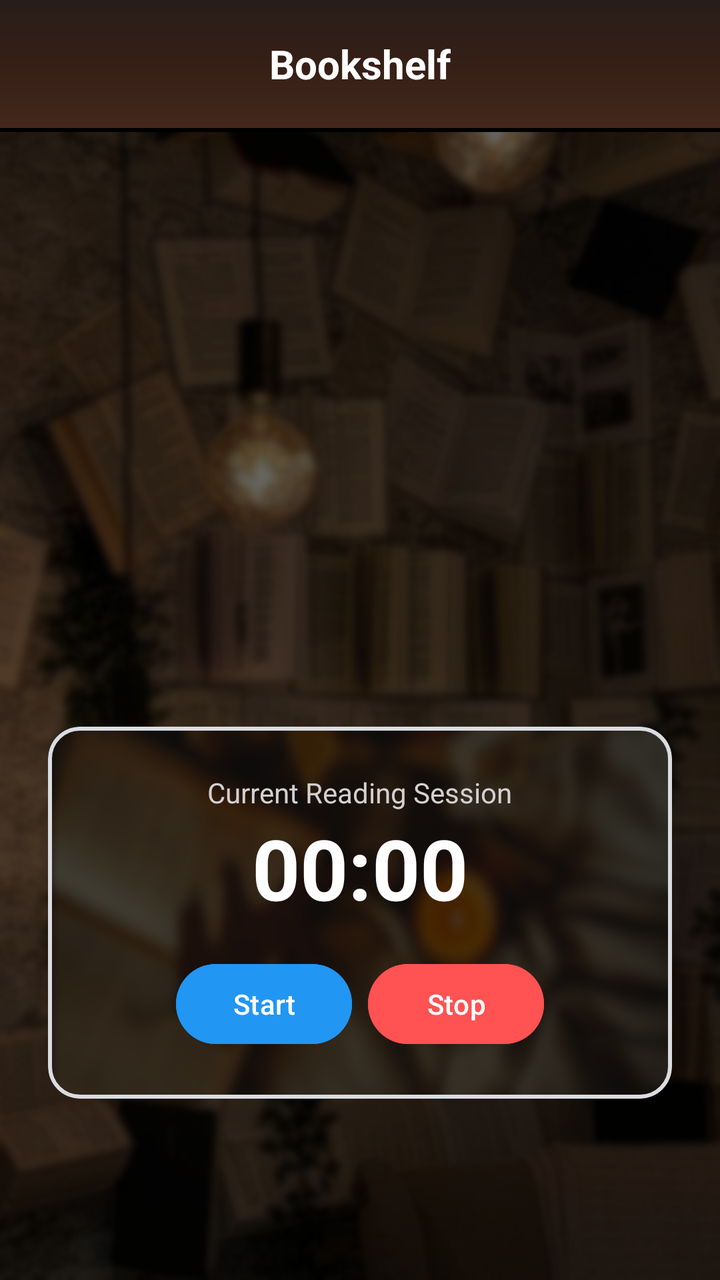
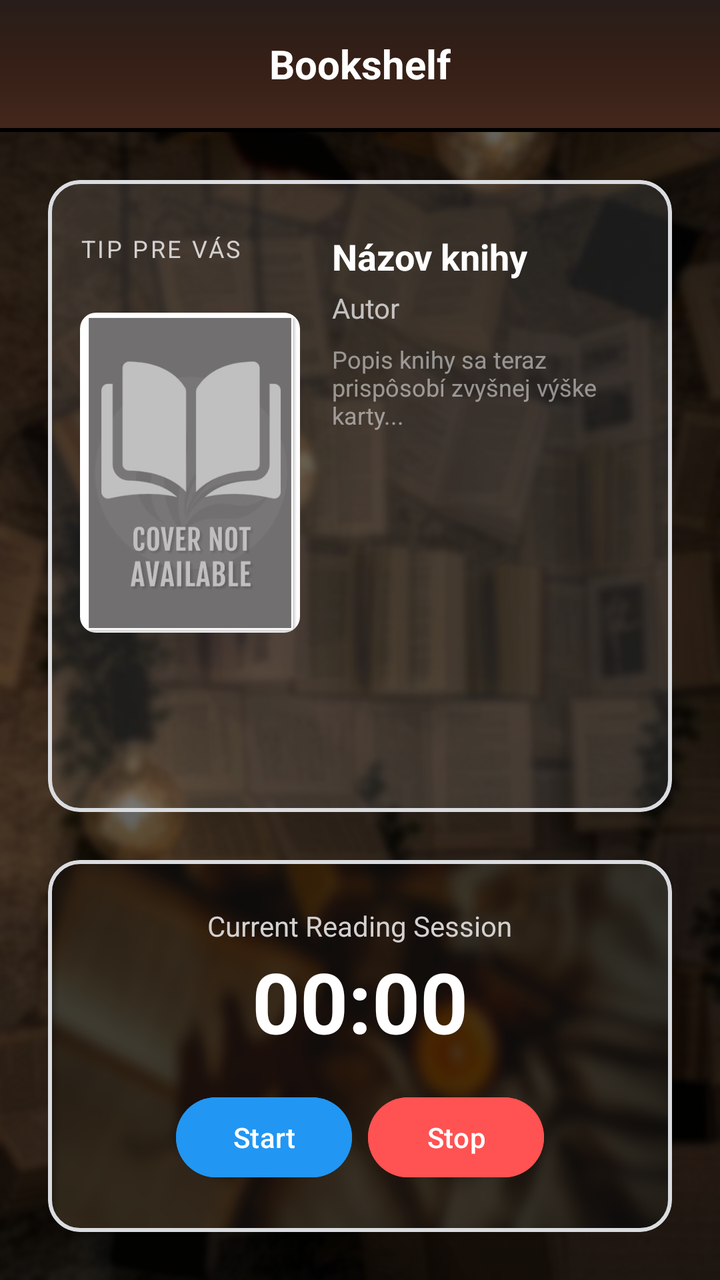

Before-and-after screenshots of an Android layout around one commit, followed by the original layout XML and the change that was made.
<!-- AndroidManifest.xml: application theme Theme.Bookshelf -->
<!-- res/layout/activity_menu.xml -->
<?xml version="1.0" encoding="utf-8"?>
<androidx.drawerlayout.widget.DrawerLayout
    xmlns:android="http://schemas.android.com/apk/res/android"
    xmlns:app="http://schemas.android.com/apk/res-auto"
    android:id="@+id/drawer_layout"
    android:layout_width="match_parent"
    android:layout_height="match_parent">

    <androidx.constraintlayout.widget.ConstraintLayout
        android:layout_width="match_parent"
        android:layout_height="match_parent"
        android:background="@drawable/background">

        <androidx.appcompat.widget.Toolbar
            android:id="@+id/toolbar"
            android:layout_width="match_parent"
            android:layout_height="?attr/actionBarSize"
            android:background="@drawable/blurred_brown_gradient"
            android:text=" "
            app:title=" "
            android:theme="@style/ThemeOverlay.AppCompat.Dark.ActionBar"
            app:layout_constraintTop_toTopOf="parent">

            <TextView
                android:layout_width="wrap_content"
                android:layout_height="wrap_content"
                android:layout_gravity="center"
                android:text="Bookshelf"
                android:textColor="@color/white"
                android:textSize="20sp"
                android:textStyle="bold" />
        </androidx.appcompat.widget.Toolbar>
        <View
            android:id="@+id/toolbar_line"
            android:layout_width="match_parent"
            android:layout_height="2dp"
            android:background="@color/black"
            app:layout_constraintTop_toBottomOf="@id/toolbar" />
        <com.google.android.material.card.MaterialCardView
            android:id="@+id/timerCard"
            android:layout_width="0dp"
            android:layout_height="wrap_content"
            android:layout_margin="24dp"

            app:cardBackgroundColor="#1AFFFFFF"
            app:cardCornerRadius="16dp"
            app:layout_constraintBottom_toBottomOf="parent"
            app:layout_constraintEnd_toEndOf="parent"

            app:layout_constraintStart_toStartOf="parent"
            app:layout_constraintTop_toBottomOf="@+id/toolbar"
            app:layout_constraintVertical_bias="0.805"
            app:strokeColor="@color/stroke"
            app:strokeWidth="2dp">


            <LinearLayout
                android:layout_width="match_parent"
                android:layout_height="186dp"
                android:background="@drawable/cozy"
                android:gravity="center"
                android:orientation="vertical"
                android:padding="20dp">

                <TextView
                    android:layout_width="wrap_content"
                    android:layout_height="wrap_content"
                    android:text="Current Reading Session"
                    android:textColor="@color/white_grey"
                    android:textSize="14sp" />

                <Chronometer
                    android:id="@+id/readingChronometer"
                    android:layout_width="wrap_content"
                    android:layout_height="wrap_content"
                    android:textColor="#FFFFFF"
                    android:textSize="42sp"
                    android:textStyle="bold" />

                <LinearLayout
                    android:layout_width="wrap_content"
                    android:layout_height="wrap_content"
                    android:layout_marginTop="16dp"
                    android:orientation="horizontal">

                    <com.google.android.material.button.MaterialButton
                        android:id="@+id/btnStartTimer"
                        android:layout_width="wrap_content"
                        android:layout_height="wrap_content"
                        android:layout_marginEnd="8dp"
                        android:backgroundTint="@color/button_blue"
                        android:text="Start"
                        app:cornerRadius="20dp" />

                    <com.google.android.material.button.MaterialButton
                        android:id="@+id/btnStopTimer"
                        android:layout_width="wrap_content"
                        android:layout_height="wrap_content"
                        android:backgroundTint="#FF5252"
                        android:text="Stop"
                        app:cornerRadius="20dp" />
                </LinearLayout>
            </LinearLayout>
        </com.google.android.material.card.MaterialCardView>

    </androidx.constraintlayout.widget.ConstraintLayout>

    <com.google.android.material.navigation.NavigationView
        android:id="@+id/nav_view"
        android:layout_width="wrap_content"
        android:layout_height="match_parent"
        android:layout_gravity="start"

        android:background="@color/grey"

        app:headerLayout="@layout/nav_header"
        app:menu="@menu/drawer_menu"

        app:itemTextColor="@color/white"
        app:itemIconTint="@color/white" />

</androidx.drawerlayout.widget.DrawerLayout>
<!-- res/layout/nav_header.xml (included above) -->
<?xml version="1.0" encoding="utf-8"?>
<LinearLayout xmlns:android="http://schemas.android.com/apk/res/android"
    android:layout_width="match_parent"
    android:layout_height="110dp"
    android:background="@drawable/blurred_brown_gradient"
    android:gravity="bottom"
    android:orientation="vertical"
    android:padding="16dp"
    android:theme="@style/ThemeOverlay.AppCompat.Light"
    >



    <TextView
        android:id="@+id/nav_user_name"
        android:layout_width="match_parent"
        android:layout_height="wrap_content"
        android:text="Real Name"
        android:textColor="@color/white"
        android:textSize="16sp"
        android:textStyle="bold" />

    <TextView
        android:id="@+id/nav_user_handle"
        android:layout_width="match_parent"
        android:layout_height="wrap_content"
        android:text="username"
        android:textColor="#DDDDDD"
        android:textSize="14sp" />

    <TextView
        android:id="@+id/nav_user_email"
        android:layout_width="match_parent"
        android:layout_height="wrap_content"
        android:text="user@example.com"
        android:textColor="@color/white"
        android:textSize="14sp" />

</LinearLayout>
<!-- resources referenced by this layout -->
<resources>
  <color name="black">#FF000000</color>
  <color name="button_blue">#2196f3</color>
  <color name="grey">#575757</color>
  <color name="stroke">#DADCE0</color>
  <color name="white">#FFFFFFFF</color>
  <color name="white_grey">#D3D0D0</color>
  <!-- drawable background: png bitmap (drawable, 415359 bytes) -->
  <!-- drawable blurred_brown_gradient (drawable) -->
  <?xml version="1.0" encoding="utf-8"?>
  
  <shape xmlns:android="http://schemas.android.com/apk/res/android"
      android:shape="rectangle">
      <gradient
          android:type="linear"
          android:angle="270"
          android:gradientRadius="600dp"
          android:startColor="#281D1A"
          android:centerColor="#351F16"
          android:endColor="#43271C" />
  </shape>
  <!-- drawable cozy: png bitmap (drawable, 128358 bytes) -->
  <style name="Theme.Bookshelf" parent="Base.Theme.Bookshelf" />
  <style name="Base.Theme.Bookshelf" parent="Theme.Material3.DayNight.NoActionBar">
          
          
      </style>
</resources>

<!-- the commit's change to res/layout/activity_menu.xml (unified diff, before → after) -->
@@ -2,6 +2,7 @@
 <androidx.drawerlayout.widget.DrawerLayout
     xmlns:android="http://schemas.android.com/apk/res/android"
     xmlns:app="http://schemas.android.com/apk/res-auto"
+    xmlns:tools="http://schemas.android.com/tools"
     android:id="@+id/drawer_layout"
     android:layout_width="match_parent"
     android:layout_height="match_parent">
@@ -16,11 +17,7 @@
             android:layout_width="match_parent"
             android:layout_height="?attr/actionBarSize"
             android:background="@drawable/blurred_brown_gradient"
-            android:text=" "
-            app:title=" "
-            android:theme="@style/ThemeOverlay.AppCompat.Dark.ActionBar"
             app:layout_constraintTop_toTopOf="parent">
-
             <TextView
                 android:layout_width="wrap_content"
                 android:layout_height="wrap_content"
@@ -30,29 +27,110 @@
                 android:textSize="20sp"
                 android:textStyle="bold" />
         </androidx.appcompat.widget.Toolbar>
+
         <View
             android:id="@+id/toolbar_line"
             android:layout_width="match_parent"
             android:layout_height="2dp"
             android:background="@color/black"
             app:layout_constraintTop_toBottomOf="@id/toolbar" />
+
+        <com.google.android.material.card.MaterialCardView
+            android:id="@+id/recommendationCard"
+            android:layout_width="0dp"
+            android:layout_height="0dp"
+            android:layout_margin="24dp"
+            app:cardBackgroundColor="#1AFFFFFF"
+            app:cardCornerRadius="16dp"
+            app:strokeColor="@color/stroke"
+            app:strokeWidth="2dp"
+            app:layout_constraintTop_toBottomOf="@id/toolbar_line"
+            app:layout_constraintBottom_toTopOf="@+id/timerCard"
+            app:layout_constraintStart_toStartOf="parent"
+            app:layout_constraintEnd_toEndOf="parent">
+
+            <RelativeLayout
+                android:layout_width="match_parent"
+                android:layout_height="match_parent"
+                android:padding="16dp">
+
+                <TextView
+                    android:id="@+id/tvRecommendationHeader"
+                    android:layout_width="wrap_content"
+                    android:layout_height="wrap_content"
+                    android:layout_alignParentTop="true"
+                    android:layout_marginTop="10dp"
+                    android:letterSpacing="0.1"
+                    android:text="Tip pre vás"
+                    android:textAllCaps="true"
+                    android:textColor="@color/white_grey"
+                    android:textSize="12sp" />
+
+                <com.google.android.material.imageview.ShapeableImageView
+                    android:id="@+id/imgRecommendedBook"
+                    android:layout_width="110dp"
+                    android:layout_height="160dp"
+                    android:layout_below="@+id/tvRecommendationHeader"
+                    android:layout_marginTop="24dp"
+                    android:scaleType="centerCrop"
+                    android:src="@drawable/no_cover_available"
+                    app:shapeAppearanceOverlay="@style/RoundedCornersImage" />
+
+                <LinearLayout
+                    android:layout_width="match_parent"
+                    android:layout_height="match_parent"
+                    android:layout_alignParentTop="true"
+                    android:layout_marginStart="16dp"
+                    android:layout_marginTop="10dp"
+                    android:layout_toEndOf="@id/imgRecommendedBook"
+                    android:orientation="vertical">
+
+                    <TextView
+                        android:id="@+id/tvRecommendedTitle"
+                        android:layout_width="match_parent"
+                        android:layout_height="wrap_content"
+                        android:ellipsize="end"
+                        android:maxLines="2"
+                        android:text="Názov knihy"
+                        android:textColor="@color/white"
+                        android:textSize="18sp"
+                        android:textStyle="bold" />
+
+                    <TextView
+                        android:id="@+id/tvRecommendedAuthor"
+                        android:layout_width="match_parent"
+                        android:layout_height="wrap_content"
+                        android:layout_marginTop="4dp"
+                        android:text="Autor"
+                        android:textColor="#B3FFFFFF"
+                        android:textSize="14sp" />
+
+                    <TextView
+                        android:id="@+id/tvRecommendedDescription"
+                        android:layout_width="match_parent"
+                        android:layout_height="match_parent"
+                        android:layout_marginTop="8dp"
+                        android:ellipsize="end"
+                        android:gravity="top"
+                        android:text="Popis knihy sa teraz prispôsobí zvyšnej výške karty..."
+                        android:textColor="#80FFFFFF"
+                        android:textSize="12sp" />
+                </LinearLayout>
+            </RelativeLayout>
+        </com.google.android.material.card.MaterialCardView>
+
         <com.google.android.material.card.MaterialCardView
             android:id="@+id/timerCard"
             android:layout_width="0dp"
             android:layout_height="wrap_content"
             android:layout_margin="24dp"
-
             app:cardBackgroundColor="#1AFFFFFF"
             app:cardCornerRadius="16dp"
+            app:strokeColor="@color/stroke"
+            app:strokeWidth="2dp"
             app:layout_constraintBottom_toBottomOf="parent"
             app:layout_constraintEnd_toEndOf="parent"
-
-            app:layout_constraintStart_toStartOf="parent"
-            app:layout_constraintTop_toBottomOf="@+id/toolbar"
-            app:layout_constraintVertical_bias="0.805"
-            app:strokeColor="@color/stroke"
-            app:strokeWidth="2dp">
-
+            app:layout_constraintStart_toStartOf="parent">
 
             <LinearLayout
                 android:layout_width="match_parent"
@@ -61,7 +139,6 @@
                 android:gravity="center"
                 android:orientation="vertical"
                 android:padding="20dp">
-
                 <TextView
                     android:layout_width="wrap_content"
                     android:layout_height="wrap_content"
@@ -104,7 +181,6 @@
         </com.google.android.material.card.MaterialCardView>
 
     </androidx.constraintlayout.widget.ConstraintLayout>
-
     <com.google.android.material.navigation.NavigationView
         android:id="@+id/nav_view"
         android:layout_width="wrap_content"
<!-- resource entries referenced after the edit -->
@@ -21,6 +21,10 @@
           android:endColor="#43271C" />
   </shape>
   <!-- drawable cozy: png bitmap (drawable, 128358 bytes) -->
+  <!-- drawable no_cover_available: jpg bitmap (drawable, 29199 bytes) -->
+  <style name="RoundedCornersImage">
+          <item name="cornerSize">8dp</item>
+      </style>
   <style name="Theme.Bookshelf" parent="Base.Theme.Bookshelf" />
   <style name="Base.Theme.Bookshelf" parent="Theme.Material3.DayNight.NoActionBar">
           
